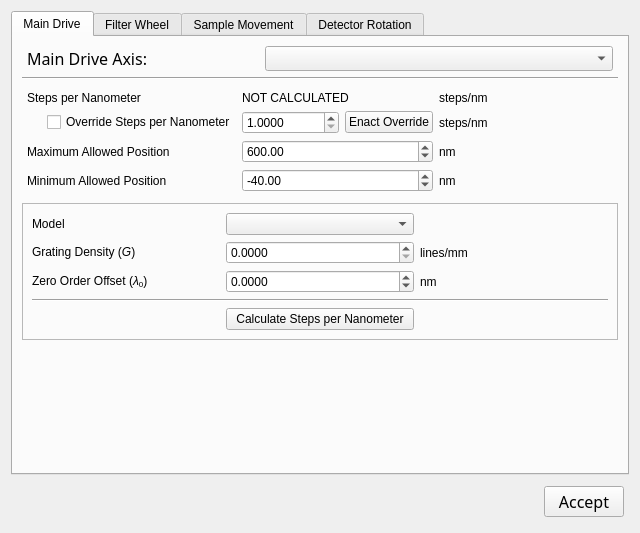
Qt form ui/machine_config.ui (mitbailey/MMC) before a commit.
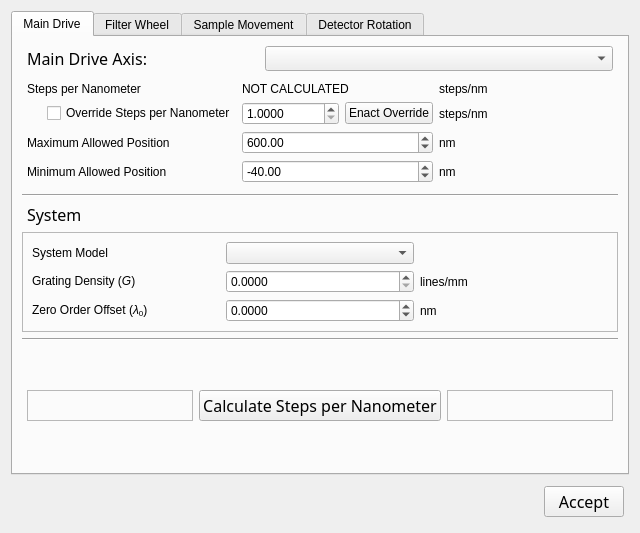
The same form after that commit. The open tabs and pages were chosen to show the change.

Commit message: Fixed bug where clicking graph toolbar crashed program by removing the toolbar, added omission of advanced features unless file enable.adv exists, added omission of experimental features unless file enable.exp exists, all but the main drive axis is now collapsed by default

Diff of the .ui file:
```diff
--- a/ui/machine_config.ui
+++ b/ui/machine_config.ui
@@ -78,13 +78,6 @@
          </item>
         </layout>
        </item>
-       <item>
-        <widget class="Line" name="line_3">
-         <property name="orientation">
-          <enum>Qt::Horizontal</enum>
-         </property>
-        </widget>
-       </item>
        <item>
         <layout class="QGridLayout" name="gridLayout_4">
          <property name="leftMargin">
@@ -242,6 +235,42 @@
          </item>
         </layout>
        </item>
+       <item>
+        <widget class="Line" name="line_3">
+         <property name="orientation">
+          <enum>Qt::Horizontal</enum>
+         </property>
+        </widget>
+       </item>
+       <item>
+        <layout class="QHBoxLayout" name="horizontalLayout_10" stretch="2">
+         <property name="leftMargin">
+          <number>5</number>
+         </property>
+         <property name="topMargin">
+          <number>0</number>
+         </property>
+         <property name="rightMargin">
+          <number>5</number>
+         </property>
+         <property name="bottomMargin">
+          <number>0</number>
+         </property>
+         <item>
+          <widget class="QLabel" name="label_57">
+           <property name="font">
+            <font>
+             <family>Segoe UI Semibold</family>
+             <pointsize>12</pointsize>
+            </font>
+           </property>
+           <property name="text">
+            <string>System</string>
+           </property>
+          </widget>
+         </item>
+        </layout>
+       </item>
        <item>
         <layout class="QVBoxLayout" name="verticalLayout_3">
          <item>
@@ -260,20 +289,6 @@
               </property>
              </widget>
             </item>
-            <item row="3" column="0" colspan="3">
-             <widget class="Line" name="line">
-              <property name="orientation">
-               <enum>Qt::Horizontal</enum>
-              </property>
-             </widget>
-            </item>
-            <item row="7" column="1">
-             <widget class="QPushButton" name="update_conf_btn">
-              <property name="text">
-               <string>Calculate Steps per Nanometer</string>
-              </property>
-             </widget>
-            </item>
             <item row="2" column="1">
              <widget class="QDoubleSpinBox" name="zero_offset_in">
               <property name="decimals">
@@ -311,7 +326,7 @@
             <item row="0" column="0">
              <widget class="QLabel" name="label_3">
               <property name="text">
-               <string>&lt;html&gt;&lt;head/&gt;&lt;body&gt;&lt;p&gt;Model&lt;/p&gt;&lt;/body&gt;&lt;/html&gt;</string>
+               <string>&lt;html&gt;&lt;head/&gt;&lt;body&gt;&lt;p&gt;System Model&lt;/p&gt;&lt;/body&gt;&lt;/html&gt;</string>
               </property>
              </widget>
             </item>
@@ -336,6 +351,75 @@
          </item>
         </layout>
        </item>
+       <item>
+        <widget class="Line" name="line">
+         <property name="orientation">
+          <enum>Qt::Horizontal</enum>
+         </property>
+        </widget>
+       </item>
+       <item>
+        <spacer name="verticalSpacer_5">
+         <property name="orientation">
+          <enum>Qt::Vertical</enum>
+         </property>
+         <property name="sizeHint" stdset="0">
+          <size>
+           <width>20</width>
+           <height>40</height>
+          </size>
+         </property>
+        </spacer>
+       </item>
+       <item>
+        <layout class="QHBoxLayout" name="horizontalLayout_11">
+         <property name="leftMargin">
+          <number>5</number>
+         </property>
+         <property name="topMargin">
+          <number>5</number>
+         </property>
+         <property name="rightMargin">
+          <number>5</number>
+         </property>
+         <property name="bottomMargin">
+          <number>5</number>
+         </property>
+         <item>
+          <widget class="QFrame" name="frame_2">
+           <property name="frameShape">
+            <enum>QFrame::StyledPanel</enum>
+           </property>
+           <property name="frameShadow">
+            <enum>QFrame::Raised</enum>
+           </property>
+          </widget>
+         </item>
+         <item>
+          <widget class="QPushButton" name="update_conf_btn">
+           <property name="font">
+            <font>
+             <family>Segoe UI Semibold</family>
+             <pointsize>12</pointsize>
+            </font>
+           </property>
+           <property name="text">
+            <string>Calculate Steps per Nanometer</string>
+           </property>
+          </widget>
+         </item>
+         <item>
+          <widget class="QFrame" name="frame_3">
+           <property name="frameShape">
+            <enum>QFrame::StyledPanel</enum>
+           </property>
+           <property name="frameShadow">
+            <enum>QFrame::Raised</enum>
+           </property>
+          </widget>
+         </item>
+        </layout>
+       </item>
        <item>
         <spacer name="verticalSpacer">
          <property name="orientation">
```
Left out of the diff: 29 changed lines with no effect on the pictures. The commit also changes 5 other files.
